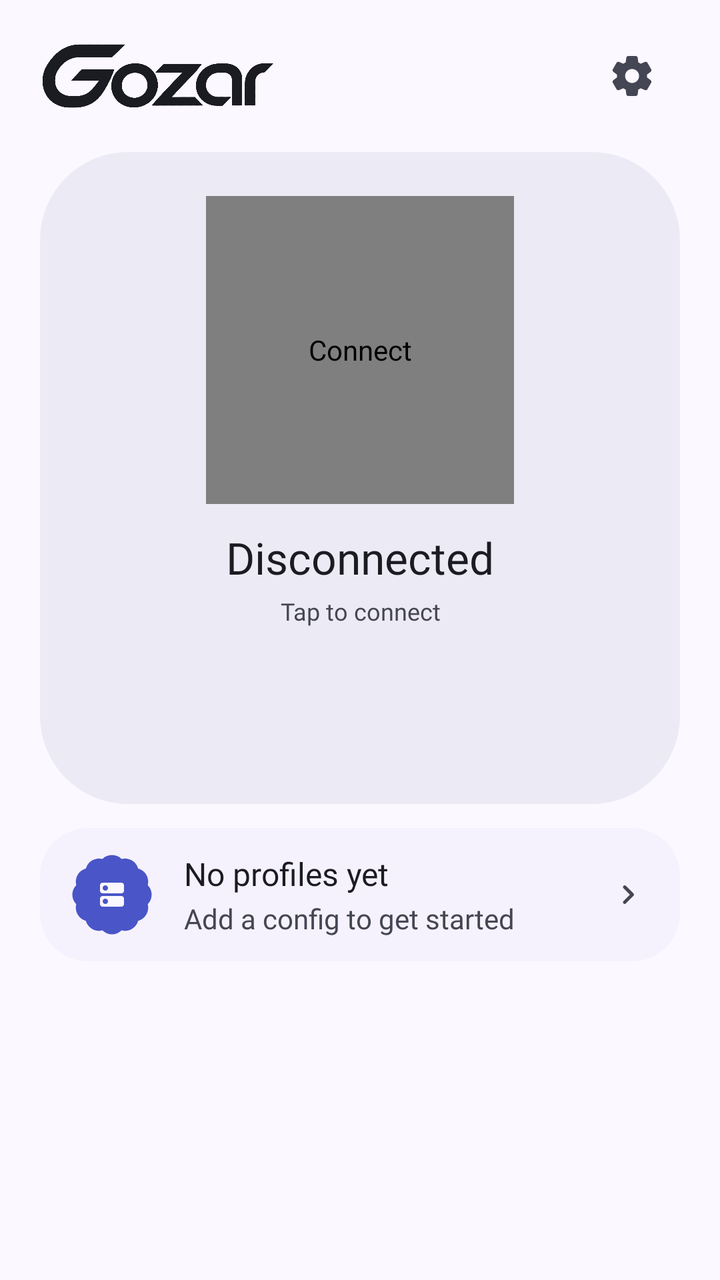
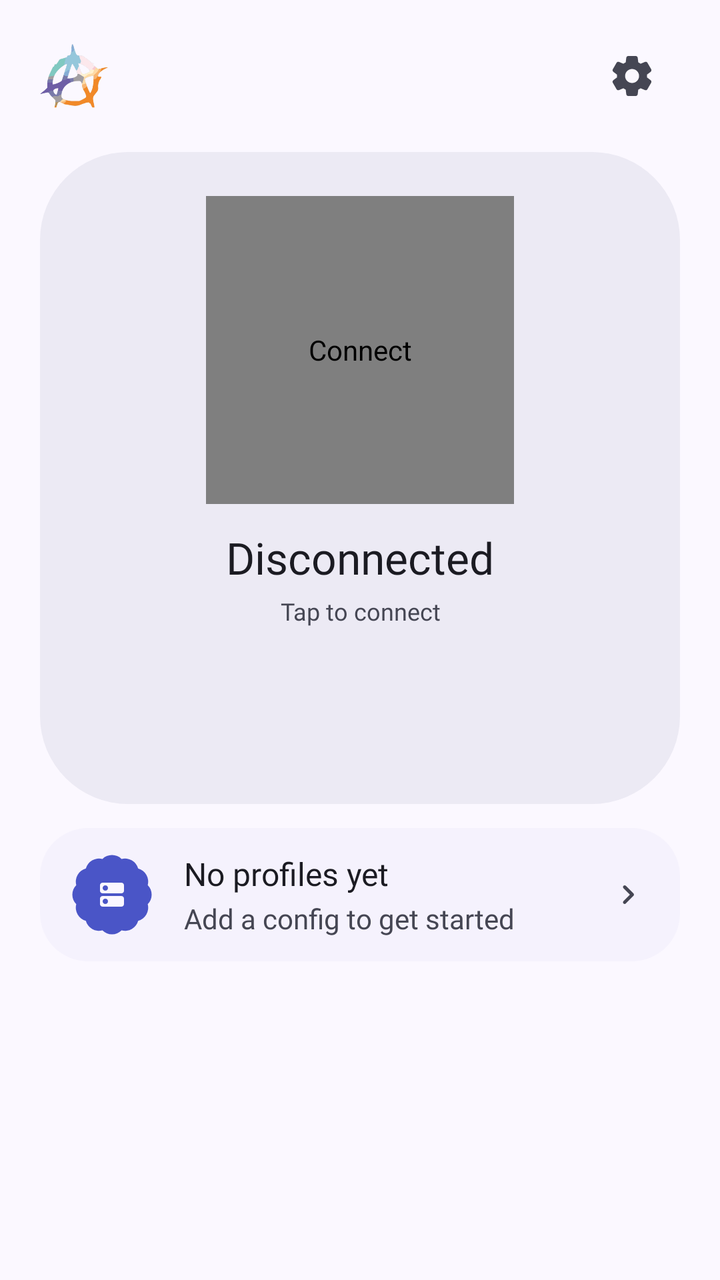

Compare the two renders of this Android layout. The source of the first and the diff that turns it into the second are given below.
<!-- AndroidManifest.xml: application theme AppTheme -->
<!-- res/layout/activity_main.xml -->
<?xml version="1.0" encoding="utf-8"?>
<androidx.core.widget.NestedScrollView xmlns:android="http://schemas.android.com/apk/res/android"
    xmlns:app="http://schemas.android.com/apk/res-auto"
    android:layout_width="match_parent"
    android:layout_height="match_parent"
    android:clipToPadding="false"
    android:fillViewport="true"
    android:scrollbars="none">

    <LinearLayout
        android:layout_width="match_parent"
        android:layout_height="wrap_content"
        android:orientation="vertical"
        android:paddingStart="@dimen/screen_gutter"
        android:paddingTop="@dimen/sp_s"
        android:paddingEnd="@dimen/screen_gutter"
        android:paddingBottom="@dimen/sp_xxl">

        <LinearLayout
            android:layout_width="match_parent"
            android:layout_height="60dp"
            android:gravity="center_vertical"
            android:orientation="horizontal">

            <ImageView
                android:layout_width="wrap_content"
                android:layout_height="@dimen/logo_height"
                android:adjustViewBounds="true"
                android:contentDescription="@string/app_name"
                android:scaleType="fitStart"
                android:src="@drawable/logo"
                app:tint="?attr/colorOnSurface" />

            <View
                android:layout_width="0dp"
                android:layout_height="1dp"
                android:layout_weight="1" />

            <ImageView
                android:id="@+id/btnSettingsTop"
                android:layout_width="48dp"
                android:layout_height="48dp"
                android:background="?attr/selectableItemBackgroundBorderless"
                android:contentDescription="@string/settings"
                android:padding="12dp"
                android:src="@drawable/ic_settings"
                app:tint="?attr/colorOnSurfaceVariant" />
        </LinearLayout>

        
        <FrameLayout
            android:layout_width="match_parent"
            android:layout_height="wrap_content"
            android:layout_marginTop="@dimen/sp_s"
            android:background="@drawable/home_hero_card"
            android:minHeight="326dp">

            <LinearLayout
                android:id="@+id/connectionPanel"
                android:layout_width="match_parent"
                android:layout_height="wrap_content"
                android:gravity="center_horizontal"
                android:orientation="vertical"
                android:paddingStart="@dimen/sp_l"
                android:paddingTop="22dp"
                android:paddingEnd="@dimen/sp_l"
                android:paddingBottom="20dp">

                <com.gozarwg.ConnectControl
                    android:id="@+id/connectButton"
                    android:layout_width="154dp"
                    android:layout_height="154dp"
                    android:contentDescription="@string/connect" />

                <TextView
                    android:id="@+id/tvStatus"
                    android:layout_width="wrap_content"
                    android:layout_height="wrap_content"
                    android:layout_marginTop="@dimen/sp_m"
                    android:gravity="center"
                    android:text="@string/status_off"
                    android:textAppearance="@style/TextAppearance.Gozar.TitleLarge"
                    android:textColor="@color/m3_on_surface" />

                <com.gozarwg.ConnectionPulse
                    android:id="@+id/connectionPulse"
                    android:layout_width="156dp"
                    android:layout_height="10dp"
                    android:layout_marginTop="6dp"
                    android:visibility="gone" />

                <TextView
                    android:id="@+id/tvAction"
                    android:layout_width="wrap_content"
                    android:layout_height="wrap_content"
                    android:layout_marginTop="4dp"
                    android:gravity="center"
                    android:text="@string/tap_connect"
                    android:textAppearance="@style/TextAppearance.Gozar.BodySmall"
                    android:textColor="@color/m3_on_surface_variant" />

                <LinearLayout
                    android:id="@+id/connectionInfo"
                    android:layout_width="match_parent"
                    android:layout_height="wrap_content"
                    android:layout_marginTop="@dimen/sp_m"
                    android:gravity="center_horizontal"
                    android:orientation="vertical"
                    android:visibility="gone">

                    <LinearLayout
                        android:layout_width="wrap_content"
                        android:layout_height="wrap_content"
                        android:gravity="center_vertical"
                        android:orientation="horizontal">

                        <com.gozarwg.CountryFlagView
                            android:id="@+id/ivFlag"
                            android:layout_width="24dp"
                            android:layout_height="24dp"
                            android:contentDescription="@string/location"
                            android:visibility="gone" />

                        <TextView
                            android:id="@+id/tvIp"
                            android:layout_width="wrap_content"
                            android:layout_height="wrap_content"
                            android:layout_marginStart="@dimen/sp_s"
                            android:includeFontPadding="false"
                            android:maxLines="1"
                            android:textAppearance="@style/TextAppearance.Gozar.TitleSmall"
                            android:textColor="@color/m3_on_surface"
                            android:textDirection="ltr" />

                        <com.gozarwg.RollingValueView
                            android:id="@+id/tvPing"
                            android:layout_width="wrap_content"
                            android:layout_height="wrap_content"
                            android:layout_marginStart="@dimen/sp_s"
                            android:includeFontPadding="false"
                            android:maxLines="1"
                            android:text="—"
                            android:textAppearance="@style/TextAppearance.Gozar.LabelMedium"
                            android:textColor="@color/m3_on_surface_variant"
                            android:textDirection="ltr" />
                    </LinearLayout>

                    <TextView
                        android:id="@+id/tvProvider"
                        android:layout_width="match_parent"
                        android:layout_height="wrap_content"
                        android:layout_marginTop="2dp"
                        android:ellipsize="end"
                        android:gravity="center"
                        android:maxLines="1"
                        android:textAppearance="@style/TextAppearance.Gozar.LabelMedium"
                        android:textColor="@color/m3_on_surface_variant" />
                </LinearLayout>
            </LinearLayout>

            <ImageView
                android:id="@+id/btnMap"
                android:layout_width="48dp"
                android:layout_height="48dp"
                android:layout_gravity="top|end"
                android:layout_marginTop="14dp"
                android:layout_marginEnd="14dp"
                android:background="@drawable/bg_map_button"
                android:contentDescription="@string/open_live_map"
                android:padding="12dp"
                android:src="@drawable/ic_map"
                android:visibility="gone"
                app:tint="?attr/colorOnSurface" />
        </FrameLayout>

        
        <LinearLayout
            android:id="@+id/profileCard"
            style="@style/Gozar.Row"
            android:layout_marginTop="@dimen/sp_m">

            <ImageView
                android:id="@+id/profileTile"
                android:layout_width="@dimen/tile_size"
                android:layout_height="@dimen/tile_size"
                android:background="@drawable/frame_burst"
                android:backgroundTint="@color/tile_container"
                android:contentDescription="@string/select_profile"
                android:padding="12dp"
                android:src="@drawable/ic_dns"
                app:tint="@color/tile_on_container" />

            <LinearLayout style="@style/Gozar.Row.Text">

                <TextView
                    android:id="@+id/tvCurrentName"
                    style="@style/Gozar.Row.Title"
                    android:ellipsize="end"
                    android:maxLines="1"
                    android:text="@string/empty_title" />

                <TextView
                    android:id="@+id/tvCurrentMeta"
                    style="@style/Gozar.Row.Subtitle"
                    android:maxLines="1"
                    android:text="@string/empty_desc" />
            </LinearLayout>

            <ImageView
                style="@style/Gozar.Row.Chevron"
                android:contentDescription="@string/select_profile" />
        </LinearLayout>

        <LinearLayout
            android:id="@+id/statsRow"
            android:layout_width="match_parent"
            android:layout_height="wrap_content"
            android:layout_marginTop="@dimen/sp_l"
            android:baselineAligned="false"
            android:gravity="center_vertical"
            android:orientation="horizontal"
            android:visibility="gone">

            <LinearLayout
                android:layout_width="0dp"
                android:layout_height="wrap_content"
                android:layout_weight="1"
                android:gravity="center_horizontal"
                android:orientation="vertical">

                <ImageView
                    android:layout_width="60dp"
                    android:layout_height="60dp"
                    android:background="@drawable/frame_puff"
                    android:backgroundTint="@color/tile_container"
                    android:contentDescription="@string/download"
                    android:padding="16dp"
                    android:src="@drawable/ic_down"
                    app:tint="@color/tile_on_container" />

                <com.gozarwg.RollingValueView
                    android:id="@+id/tvDown"
                    android:layout_width="match_parent"
                    android:layout_height="wrap_content"
                    android:ellipsize="end"
                    android:gravity="center"
                    android:includeFontPadding="false"
                    android:maxLines="1"
                    android:text="0 B/s"
                    android:textAppearance="@style/TextAppearance.Gozar.TitleMedium"
                    android:textColor="@color/metric_number"
                    android:textDirection="ltr" />

                <TextView
                    android:id="@+id/tvDownLabel"
                    android:layout_width="match_parent"
                    android:layout_height="wrap_content"
                    android:gravity="center"
                    android:maxLines="1"
                    android:text="@string/download"
                    android:textAppearance="@style/TextAppearance.Gozar.LabelSmall"
                    android:textColor="@color/metric_label" />
            </LinearLayout>

            <LinearLayout
                android:layout_width="0dp"
                android:layout_height="wrap_content"
                android:layout_weight="1"
                android:gravity="center_horizontal"
                android:orientation="vertical">

                <ImageView
                    android:layout_width="60dp"
                    android:layout_height="60dp"
                    android:background="@drawable/frame_gem"
                    android:backgroundTint="@color/m3_primary"
                    android:contentDescription="@string/upload"
                    android:padding="16dp"
                    android:src="@drawable/ic_up"
                    app:tint="@color/m3_on_primary" />

                <com.gozarwg.RollingValueView
                    android:id="@+id/tvUp"
                    android:layout_width="match_parent"
                    android:layout_height="wrap_content"
                    android:ellipsize="end"
                    android:gravity="center"
                    android:includeFontPadding="false"
                    android:maxLines="1"
                    android:text="0 B/s"
                    android:textAppearance="@style/TextAppearance.Gozar.TitleMedium"
                    android:textColor="@color/metric_number"
                    android:textDirection="ltr" />

                <TextView
                    android:id="@+id/tvUpLabel"
                    android:layout_width="match_parent"
                    android:layout_height="wrap_content"
                    android:gravity="center"
                    android:maxLines="1"
                    android:text="@string/upload"
                    android:textAppearance="@style/TextAppearance.Gozar.LabelSmall"
                    android:textColor="@color/metric_label" />
            </LinearLayout>

            <LinearLayout
                android:layout_width="0dp"
                android:layout_height="wrap_content"
                android:layout_weight="1"
                android:gravity="center_horizontal"
                android:orientation="vertical">

                <ImageView
                    android:layout_width="60dp"
                    android:layout_height="60dp"
                    android:background="@drawable/frame_hex"
                    android:backgroundTint="@color/m3_tertiary_container"
                    android:contentDescription="@string/total"
                    android:padding="16dp"
                    android:src="@drawable/ic_data"
                    app:tint="@color/m3_on_tertiary_container" />

                <com.gozarwg.RollingValueView
                    android:id="@+id/tvTotal"
                    android:layout_width="match_parent"
                    android:layout_height="wrap_content"
                    android:ellipsize="end"
                    android:gravity="center"
                    android:includeFontPadding="false"
                    android:maxLines="1"
                    android:text="0 B"
                    android:textAppearance="@style/TextAppearance.Gozar.TitleMedium"
                    android:textColor="@color/metric_number"
                    android:textDirection="ltr" />

                <TextView
                    android:id="@+id/tvTotalLabel"
                    android:layout_width="match_parent"
                    android:layout_height="wrap_content"
                    android:gravity="center"
                    android:maxLines="1"
                    android:text="@string/total"
                    android:textAppearance="@style/TextAppearance.Gozar.LabelSmall"
                    android:textColor="@color/metric_label" />
            </LinearLayout>

            <LinearLayout
                android:layout_width="0dp"
                android:layout_height="wrap_content"
                android:layout_weight="1"
                android:gravity="center_horizontal"
                android:orientation="vertical">

                <ImageView
                    android:layout_width="60dp"
                    android:layout_height="60dp"
                    android:background="@drawable/frame_flower"
                    android:backgroundTint="@color/m3_secondary_container"
                    android:contentDescription="@string/handshake"
                    android:padding="16dp"
                    android:src="@drawable/ic_sync"
                    app:tint="@color/m3_on_secondary_container" />

                <com.gozarwg.RollingValueView
                    android:id="@+id/tvHandshake"
                    android:layout_width="match_parent"
                    android:layout_height="wrap_content"
                    android:ellipsize="end"
                    android:gravity="center"
                    android:includeFontPadding="false"
                    android:maxLines="1"
                    android:text="@string/now"
                    android:textAppearance="@style/TextAppearance.Gozar.TitleMedium"
                    android:textColor="@color/metric_number"
                    android:textDirection="ltr" />

                <TextView
                    android:id="@+id/tvHandshakeLabel"
                    android:layout_width="match_parent"
                    android:layout_height="wrap_content"
                    android:gravity="center"
                    android:maxLines="1"
                    android:text="@string/hs_short"
                    android:textAppearance="@style/TextAppearance.Gozar.LabelSmall"
                    android:textColor="@color/metric_label" />
            </LinearLayout>
        </LinearLayout>
    </LinearLayout>
</androidx.core.widget.NestedScrollView>
<!-- resources referenced by this layout -->
<resources>
  <color name="m3_on_primary">#FFFFFF</color>
  <color name="m3_on_secondary_container">#0D113B</color>
  <color name="m3_on_surface">#1B1B22</color>
  <color name="m3_on_surface_variant">#454653</color>
  <color name="m3_on_tertiary_container">#FFF7F5</color>
  <color name="m3_primary">#2F3AAD</color>
  <color name="m3_secondary_container">#8B8EBE</color>
  <color name="m3_tertiary_container">#A74201</color>
  <color name="metric_label">#454653</color>
  <color name="metric_number">#1B1B22</color>
  <color name="tile_container">#4A55C7</color>
  <color name="tile_on_container">#FAF7FF</color>
  <dimen name="logo_height">34dp</dimen>
  <dimen name="screen_gutter">20dp</dimen>
  <dimen name="sp_l">16dp</dimen>
  <dimen name="sp_m">12dp</dimen>
  <dimen name="sp_s">8dp</dimen>
  <dimen name="sp_xxl">24dp</dimen>
  <dimen name="tile_size">40dp</dimen>
  <!-- drawable logo: png bitmap (drawable-night-nodpi, 14600 bytes) -->
  <string name="app_name">GozarWG</string>
  <string name="connect">Connect</string>
  <string name="download">Download</string>
  <string name="empty_desc">Add a config to get started</string>
  <string name="empty_title">No profiles yet</string>
  <string name="handshake">Last handshake</string>
  <string name="hs_short">Handshake</string>
  <string name="location">Location</string>
  <string name="now">now</string>
  <string name="open_live_map">Open route map</string>
  <string name="select_profile">Choose a profile</string>
  <string name="settings">Settings</string>
  <string name="status_off">Disconnected</string>
  <string name="tap_connect">Tap to connect</string>
  <string name="total">Total</string>
  <string name="upload">Upload</string>
  <color name="m3_surface_container_highest">#DBD9E3</color>
  <color name="m3_surface_container_high">#E3E1EB</color>
  <color name="m3_surface_container">#ECEAF4</color>
  <dimen name="row_gap">8dp</dimen>
  <dimen name="row_height">64dp</dimen>
  <dimen name="row_pad_start">16dp</dimen>
  <dimen name="row_pad_end">16dp</dimen>
  <color name="m3_primary_container">#4A55C7</color>
  <color name="m3_on_primary_container">#FAF7FF</color>
  <color name="m3_inverse_primary">#BDC2FF</color>
  <color name="m3_secondary">#424671</color>
  <color name="m3_on_secondary">#FFFFFF</color>
  <color name="m3_tertiary">#7F3000</color>
  <color name="m3_on_tertiary">#FFFFFF</color>
  <color name="m3_error">#98000A</color>
  <color name="m3_on_error">#FFFFFF</color>
  <color name="m3_error_container">#FF574B</color>
  <color name="m3_on_error_container">#360001</color>
  <color name="m3_surface">#FBF8FF</color>
  <color name="m3_surface_variant">#E2E1F2</color>
  <color name="m3_surface_container_lowest">#FFFFFF</color>
  <color name="m3_surface_container_low">#F5F2FD</color>
  <color name="m3_surface_bright">#FBF8FF</color>
  <color name="m3_surface_dim">#D1CFD9</color>
  <color name="m3_inverse_surface">#303037</color>
  <color name="m3_inverse_on_surface">#F2EFFA</color>
  <color name="m3_outline">#636372</color>
  <color name="m3_outline_variant">#9190A0</color>
  <color name="m3_ripple">#12000000</color>
  <style name="ShapeAppearance.Gozar.ExtraSmall" parent="">
          <item name="cornerFamily">rounded</item>
          <item name="cornerSize">8dp</item>
      </style>
  <style name="ShapeAppearance.Gozar.Small" parent="">
          <item name="cornerFamily">rounded</item>
          <item name="cornerSize">12dp</item>
      </style>
  <style name="ShapeAppearance.Gozar.Medium" parent="">
          <item name="cornerFamily">rounded</item>
          <item name="cornerSize">16dp</item>
      </style>
  <style name="ShapeAppearance.Gozar.Large" parent="">
          <item name="cornerFamily">rounded</item>
          <item name="cornerSize">24dp</item>
      </style>
  <style name="ShapeAppearance.Gozar.ExtraLarge" parent="">
          <item name="cornerFamily">rounded</item>
          <item name="cornerSize">32dp</item>
      </style>
  <!-- unchanged entries left out for length: 44 -->
</resources>

<!-- the commit's change to res/layout/activity_main.xml (unified diff, before → after) -->
@@ -28,8 +28,7 @@
                 android:adjustViewBounds="true"
                 android:contentDescription="@string/app_name"
                 android:scaleType="fitStart"
-                android:src="@drawable/logo"
-                app:tint="?attr/colorOnSurface" />
+                android:src="@drawable/amnezia_mark" />
 
             <View
                 android:layout_width="0dp"
<!-- resource entries referenced after the edit -->
@@ -19,7 +19,7 @@
   <dimen name="sp_s">8dp</dimen>
   <dimen name="sp_xxl">24dp</dimen>
   <dimen name="tile_size">40dp</dimen>
-  <!-- drawable logo: png bitmap (drawable-night-nodpi, 14600 bytes) -->
+  <!-- drawable amnezia_mark: png bitmap (drawable-nodpi, 48827 bytes) -->
   <string name="app_name">GozarWG</string>
   <string name="connect">Connect</string>
   <string name="download">Download</string>
